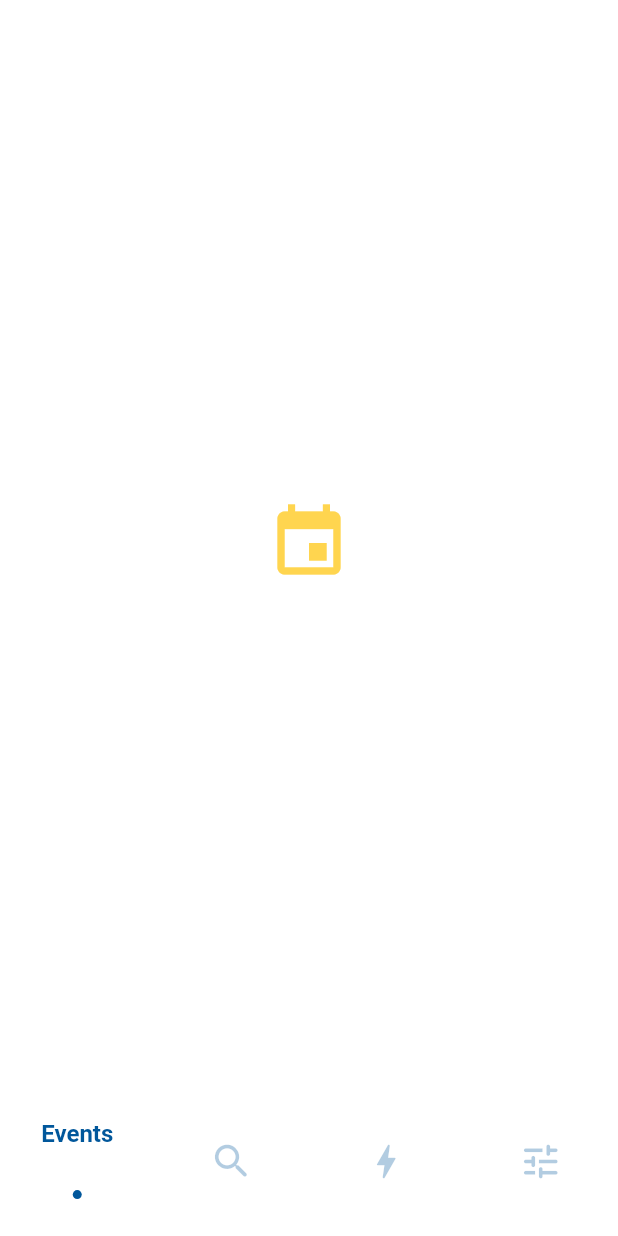
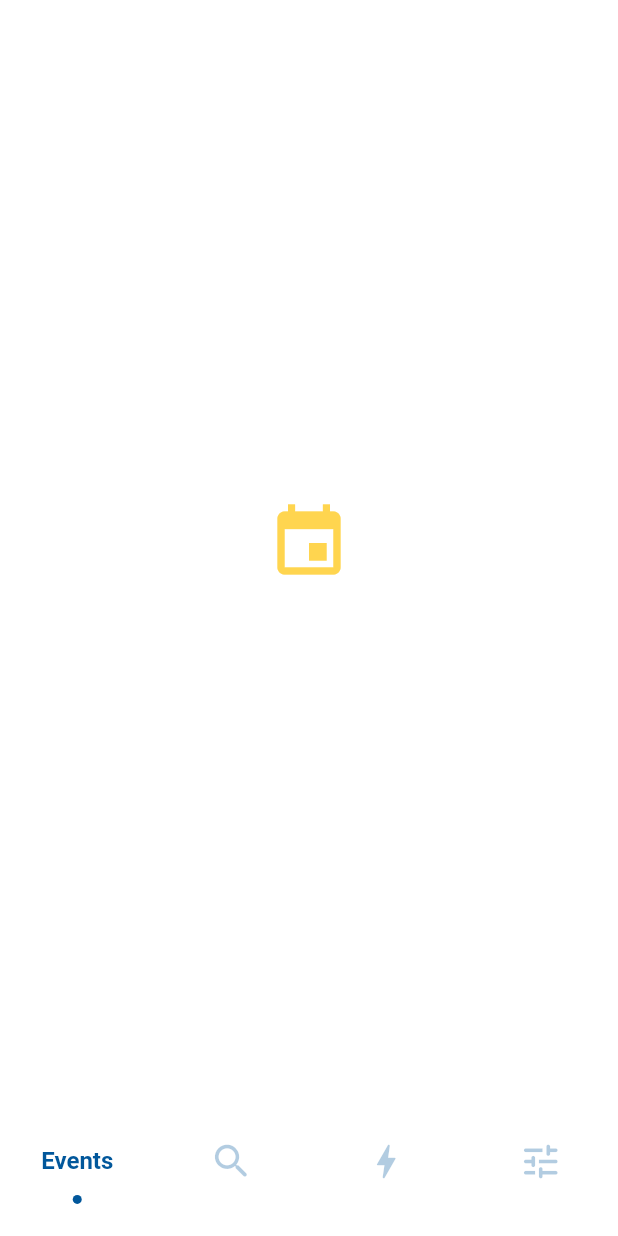
Before and after one commit to watery-desert/sliding_clipped_nav_bar, a Flutter app: the screen it shows after launch, on a phone screen of 412 x 824 dp. Run offline on Flutter 3.47's test engine with Material 2 defaults, Android fonts, the phone set to English and light mode, and no system bars.

Commit message:
minor ui fixes to be original-design compliant

```diff
--- a/lib/src/animated_button.dart
+++ b/lib/src/animated_button.dart
@@ -68,8 +68,7 @@ class _AnimatedButtonState extends State<AnimatedButton> with SingleTickerProvid
       height: widget.buttonHeight,
       child: SlicedCard.draw(
           cardColor: widget.slidingCardColor,
-          heightFraction: Tween<double>(begin: 0.1, end: 0.4)
-              .animate(
+          heightFraction: Tween<double>(begin: 0.1, end: 0.4).animate(
             CurvedAnimation(
               parent: _animationController,
               curve: Interval(0.5, 0.7),
@@ -132,7 +131,7 @@ class _AnimatedButtonState extends State<AnimatedButton> with SingleTickerProvid
           animation: _animationController,
           builder: (_, __) => Stack(
             alignment: Alignment.center,
-            fit: StackFit.passthrough,
+            // fit: StackFit.passthrough,
             children: [
               Container(
                 color: slidingCardColor,
--- a/lib/src/build_bar.dart
+++ b/lib/src/build_bar.dart
@@ -51,7 +51,7 @@ class BuildBar extends StatelessWidget {
               icon: item.icon,
               iconSize: iconSize,
               textSize: textSize,
-              buttonHeight: barHeight * 0.56,
+              buttonHeight: barHeight * 0.64,
               title: item.title,
               activeColor: item.activeColor ?? activeColor!,
               inactiveColor: item.inactiveColor ?? inactiveColor!,
```
